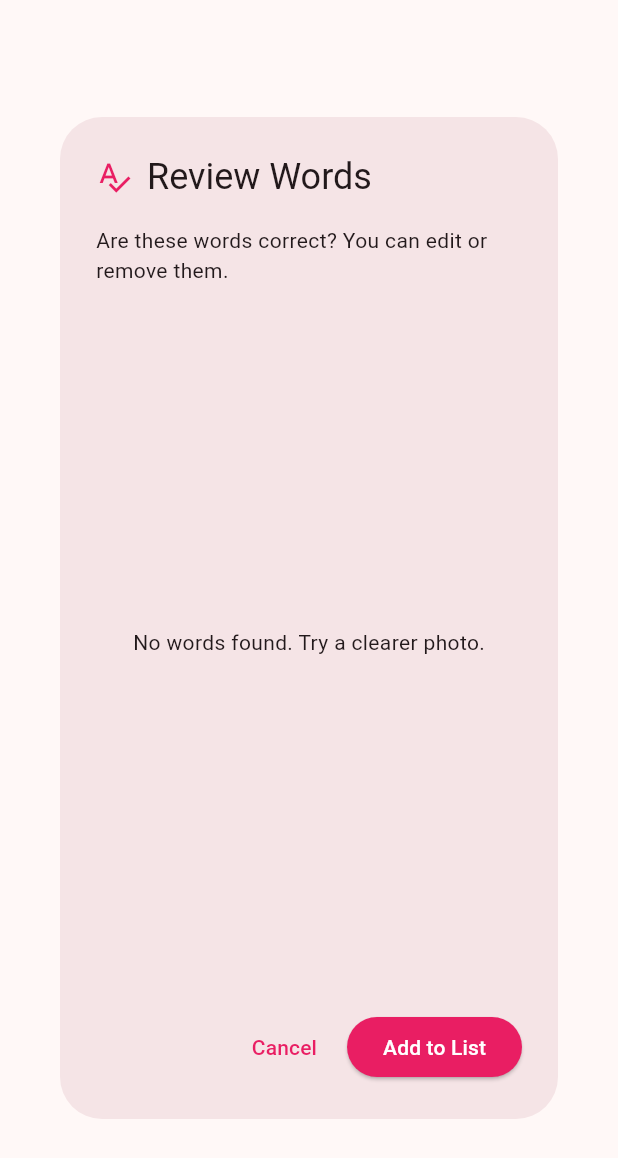
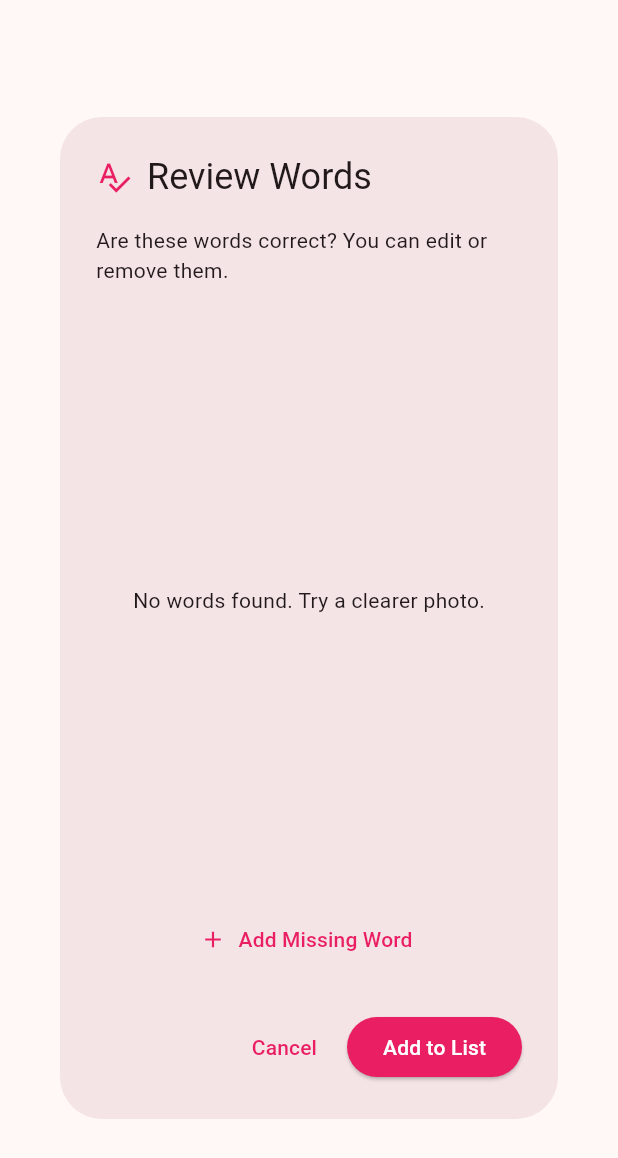
Before and after one commit to DanielleLensly/word-scramble, a Flutter app: the ReviewWordsDialog widget shown alone on an empty page, opened directly with empty values, on a phone screen of 412 x 824 dp. Shown: the top 1158 px of the screen. Run offline on Flutter 3.47's test engine with Material 3 defaults, Android fonts, the phone set to English and light mode, and no system bars; our stand-ins replace file_picker, image_picker, pdf, printing, shared_preferences; missing offline and left inert: docx_to_text, excel, google_mlkit_text_recognition, syncfusion_flutter_pdf; accounts and stored records are empty.

Commit message:
Allow editing and splitting words in OCR review dialog

```diff
--- a/lib/main.dart
+++ b/lib/main.dart
@@ -3,7 +3,6 @@ import 'dart:convert';
 import 'package:shared_preferences/shared_preferences.dart';
 import 'package:url_launcher/url_launcher.dart';
 import 'package:flutter/services.dart';
-import 'package:flutter/foundation.dart';
 import 'package:flutter/material.dart';
 import 'package:file_picker/file_picker.dart';
 import 'package:pdf/pdf.dart';
@@ -944,6 +943,9 @@ class _ReviewWordsDialogState extends State<ReviewWordsDialog> {
             const Text('Are these words correct? You can edit or remove them.'),
             const SizedBox(height: 16),
             Expanded(
+              child: Column(
+                children: [
+                  Expanded(
                     child: _controllers.isEmpty
                         ? const Center(
                             child: Text('No words found. Try a clearer photo.'),
@@ -960,6 +962,7 @@ class _ReviewWordsDialogState extends State<ReviewWordsDialog> {
                                         controller: _controllers[index],
                                         decoration: InputDecoration(
                                           isDense: true,
+                                          hintText: "Word ${index + 1}",
                                           border: OutlineInputBorder(
                                             borderRadius: BorderRadius.circular(8),
                                           ),
@@ -973,6 +976,7 @@ class _ReviewWordsDialogState extends State<ReviewWordsDialog> {
                                       ),
                                       onPressed: () {
                                         setState(() {
+                                          _controllers[index].dispose();
                                           _controllers.removeAt(index);
                                         });
                                       },
@@ -981,6 +985,19 @@ class _ReviewWordsDialogState extends State<ReviewWordsDialog> {
                                 ),
                               );
                             },
+                          ),
+                  ),
+                  const SizedBox(height: 8),
+                  TextButton.icon(
+                    onPressed: () {
+                      setState(() {
+                        _controllers.add(TextEditingController());
+                      });
+                    },
+                    icon: const Icon(Icons.add),
+                    label: const Text('Add Missing Word'),
+                  ),
+                ],
               ),
             ),
           ],
@@ -993,10 +1010,14 @@ class _ReviewWordsDialogState extends State<ReviewWordsDialog> {
         ),
         ElevatedButton(
           onPressed: () {
-            List<String> finalWords = _controllers
-                .map((c) => c.text)
-                .where((t) => t.trim().isNotEmpty)
-                .toList();
+            List<String> finalWords = [];
+            for (var c in _controllers) {
+              String text = c.text.trim();
+              if (text.isNotEmpty) {
+                // Split by spaces or newlines in case user put 2 words in one box
+                finalWords.addAll(text.split(RegExp(r'\s+')));
+              }
+            }
             widget.onConfirmed(finalWords);
             Navigator.pop(context);
           },
```
Lines whose indentation alone changed are shown as unchanged.
